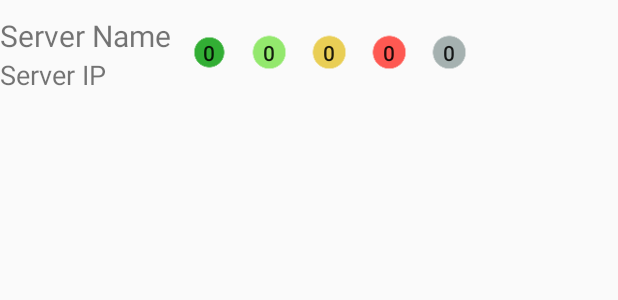
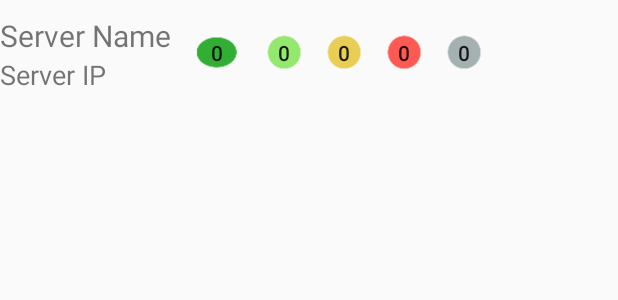
Before and after one commit to BlayckPanthers/UMTZ, an Android app: the layout infrastructure_single_layout.xml on its own in the app's theme, with its tools: preview values and no code run, on a phone screen of 412 x 824 dp. Shown: the top 300 px of the screen. Run offline under Robolectric (Android 15) with nearby library versions, the phone set to English and light mode, and no system bars.

Commit message:
Mise à jour

```diff
--- a/app/src/main/java/com/ingesup/docblayck/umtz/InfrastructureAdapter.java
+++ b/app/src/main/java/com/ingesup/docblayck/umtz/InfrastructureAdapter.java
@@ -50,7 +50,7 @@ public class InfrastructureAdapter extends ArrayAdapter<Infrastructure> {
         // Remplissage de la vue.
         viewHolder.server_name.setText(Server.getServer_name());
         viewHolder.server_ip.setText(Server.getServer_ip());
-        viewHolder.server_status.setText(String.valueOf(Server.getServer_status()));
+        viewHolder.server_status.setText(String.valueOf(Server.getServer_status()).equals("1")?"up":"Down");
         viewHolder.server_ok.setText(String.valueOf(Server.getServer_ok()));
         viewHolder.server_warning.setText(String.valueOf(Server.getServer_warning()));
         viewHolder.server_unkwown.setText(String.valueOf(Server.getServer_unkwown()));
--- a/app/src/main/res/layout/infrastructure_single_layout.xml
+++ b/app/src/main/res/layout/infrastructure_single_layout.xml
@@ -31,7 +31,7 @@
 
     <Button
         android:id="@+id/infrastructure_server_status"
-        android:layout_width="30dp"
+        android:layout_width="40dp"
         android:layout_height="30dp"
         android:layout_marginTop="10dp"
         android:layout_marginLeft="10dp"
```
